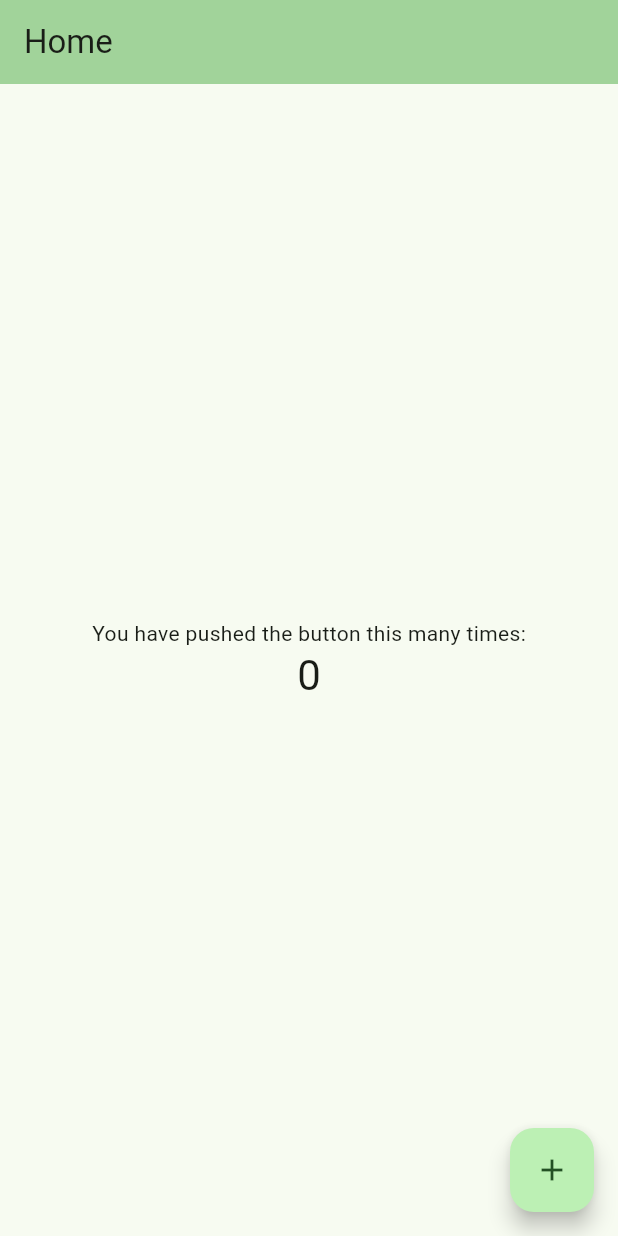
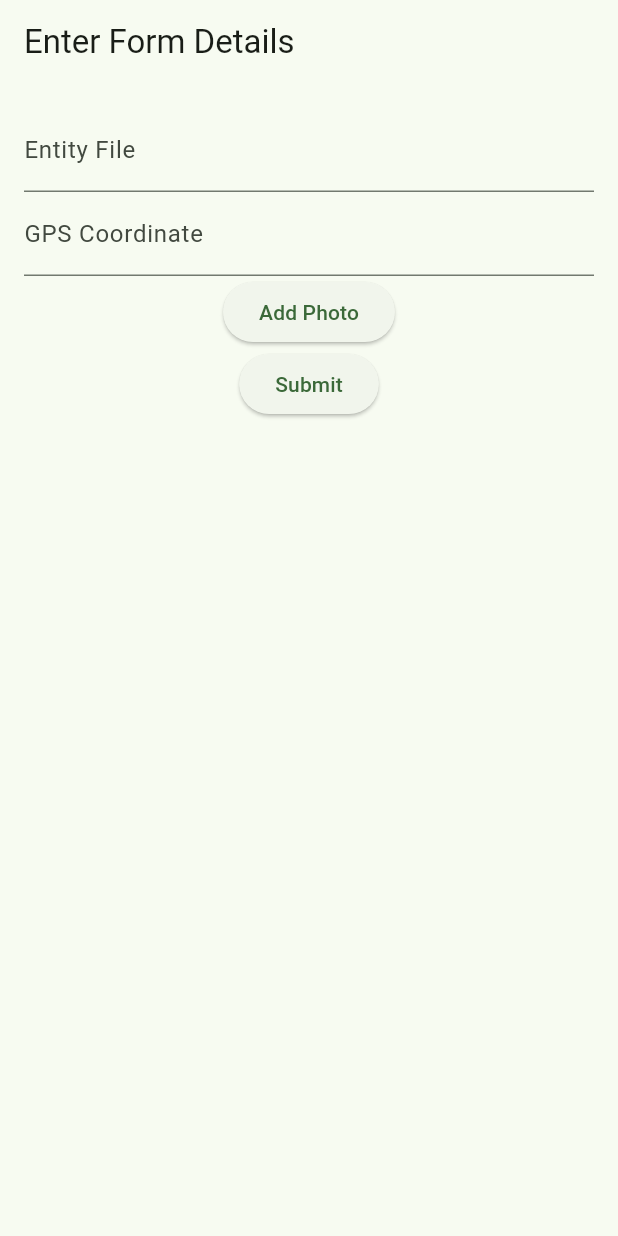
Before and after one commit to Fafary/MMM-Project, a Flutter app: the screen it shows after launch, on a phone screen of 412 x 824 dp. Run offline on Flutter 3.47's test engine with Material 2 defaults, Android fonts, the phone set to English and light mode, and no system bars; our stand-ins replace firebase_core; accounts and stored records are empty.

Commit message:
creation fiche_screen.dart

```diff
--- /dev/null
+++ b/lib/fiche_screen.dart
@@ -0,0 +1,85 @@
+
+import 'package:flutter/material.dart';
+
+class FicheScreen extends StatefulWidget {
+  const FicheScreen({Key? key}) : super(key: key);
+
+  @override
+  _FicheScreenWidgetState createState() => _FicheScreenWidgetState();
+}
+
+class _FicheScreenWidgetState extends State<FicheScreen> {
+
+  TextEditingController textController1 = TextEditingController();
+  TextEditingController textController2 = TextEditingController();
+// Ajoutez autant de contrôleurs de texte que nécessaire
+
+  FocusNode textFieldFocusNode1 = FocusNode();
+  FocusNode textFieldFocusNode2 = FocusNode();
+// Ajoutez autant de nœuds de focus que nécessaire
+
+
+  @override
+  void initState() {
+    super.initState();
+  }
+
+  @override
+  void dispose() {
+    textController1.dispose();
+    textController2.dispose();
+    // Disposez des autres contrôleurs de texte
+    textFieldFocusNode1.dispose();
+    textFieldFocusNode2.dispose();
+    // Disposez des autres nœuds de focus
+    super.dispose();
+  }
+
+
+  @override
+  Widget build(BuildContext context) {
+    return Scaffold(
+      appBar: AppBar(
+        title: Text('Enter Form Details'),
+      ),
+      body: Padding(
+        padding: EdgeInsets.all(16.0),
+        child: Column(
+          children: [
+            TextFormField(
+              controller: textController1,
+              focusNode: textFieldFocusNode1,
+              decoration: InputDecoration(
+                labelText: 'Entity File',
+                hintText: 'Enter entity identification',
+              ),
+            ),
+            TextFormField(
+              controller: textController2,
+              focusNode: textFieldFocusNode2,
+              decoration: InputDecoration(
+                labelText: 'GPS Coordinate',
+                hintText: 'Enter GPS coordinate',
+              ),
+            ),
+            // Ajoutez d'autres champs de texte au besoin
+            ElevatedButton(
+              onPressed: () {
+                // Gérez l'action du bouton ici
+                print('Button pressed ...');
+              },
+              child: Text('Add Photo'),
+            ),
+            ElevatedButton(
+              onPressed: () {
+                // Gérez l'action du bouton ici
+                print('Button pressed ...');
+              },
+              child: Text('Submit'),
+            ),
+          ],
+        ),
+      ),
+    );
+  }
+}
--- a/lib/routes.dart
+++ b/lib/routes.dart
@@ -1,7 +1,9 @@
 import 'package:flutter/material.dart';
 
+import 'fiche_screen.dart';
 import 'home_screen.dart';
 
 final Map<String, WidgetBuilder> routes = {
-  '/': (BuildContext context) => const MyHomePage(),
+  '/fiches': (BuildContext context) => const MyHomePage(),
+  '/': (BuildContext context) => const FicheScreen(),
 };
```
Also changed, not shown: 3 other files.
